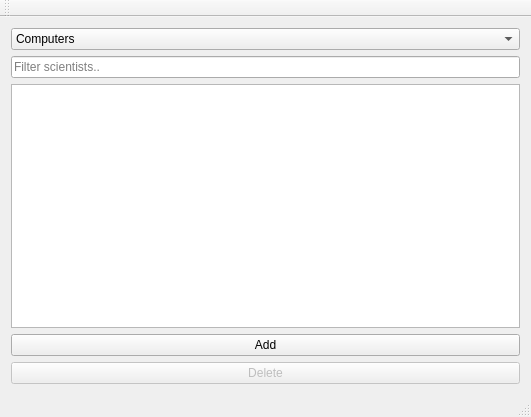
Before: the Qt Designer form Group36W3/mainwindow.ui in skulia15/Group36, drawn with Qt 5.
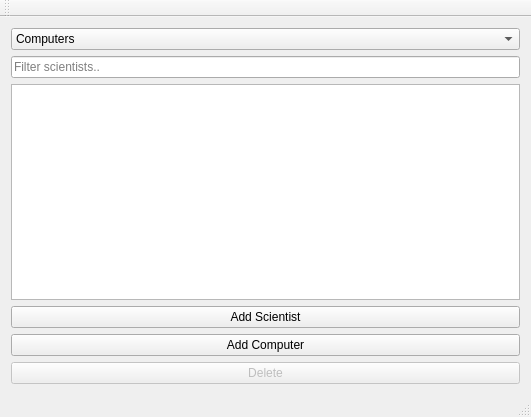
After: the same form once the commit is applied.

```diff
--- a/Group36W3/mainwindow.ui
+++ b/Group36W3/mainwindow.ui
@@ -67,7 +67,14 @@
     <item>
      <widget class="QPushButton" name="button_add_scientist">
       <property name="text">
-       <string>Add</string>
+       <string>Add Scientist</string>
+      </property>
+     </widget>
+    </item>
+    <item>
+     <widget class="QPushButton" name="button_add_computer">
+      <property name="text">
+       <string>Add Computer</string>
       </property>
      </widget>
     </item>
```
